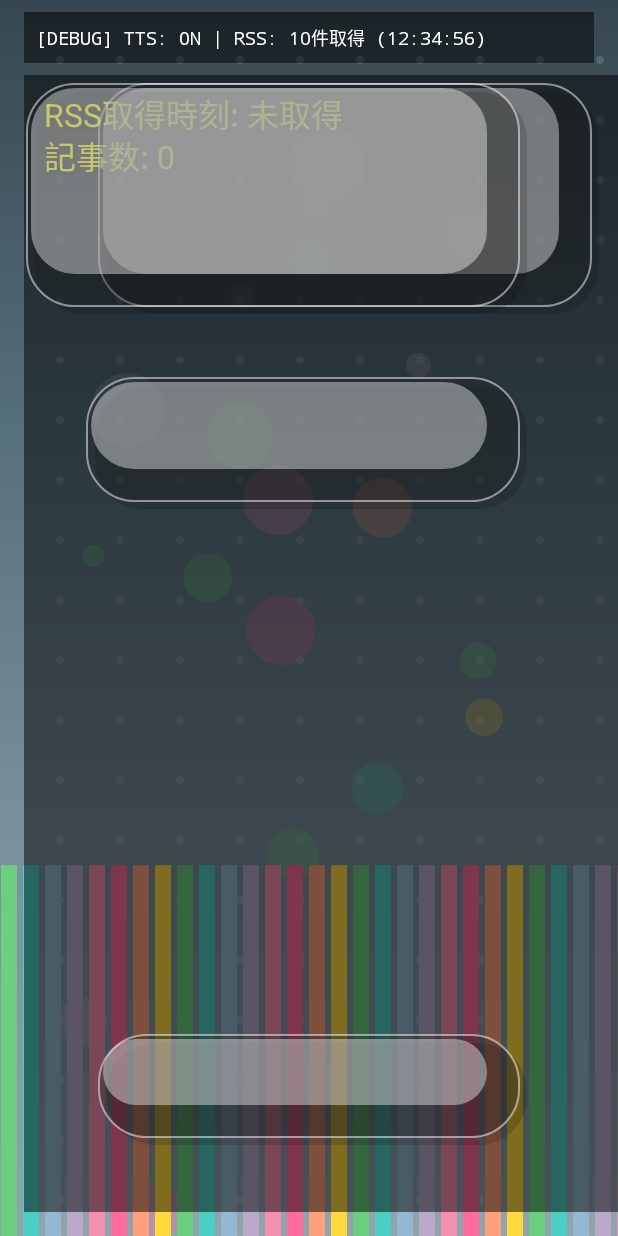
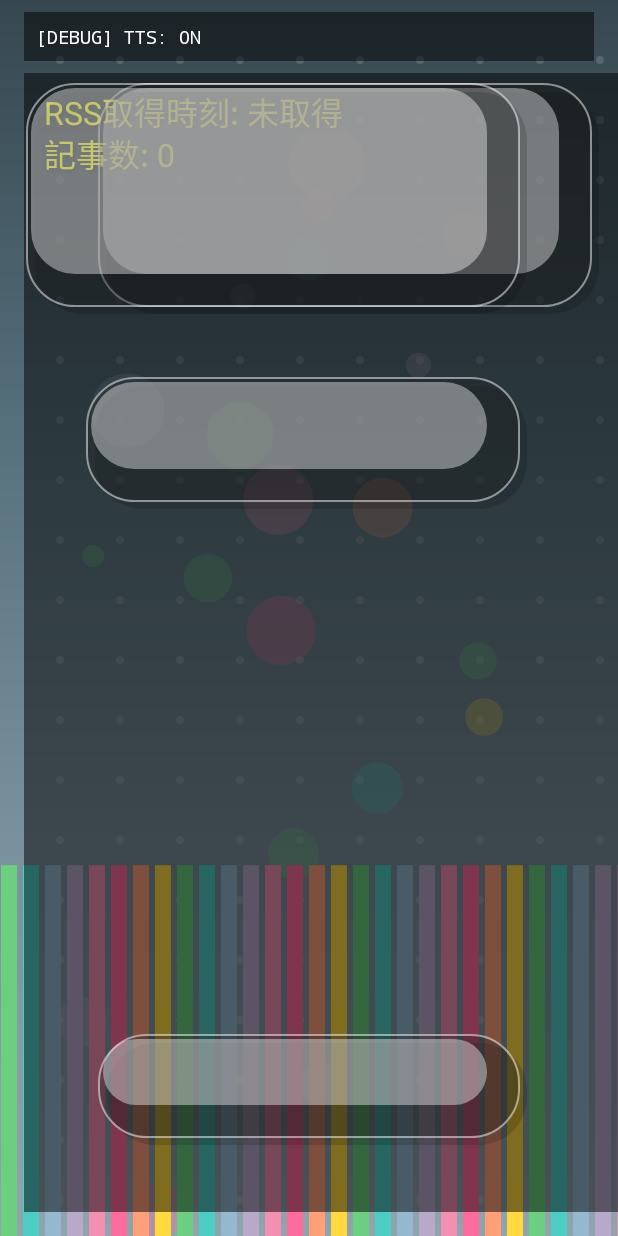
Before and after one commit to tinygc/Asachiru, an Android app: the layout activity_main.xml on its own in the app's theme, with its tools: preview values and no code run, on a phone screen of 412 x 824 dp. Run offline under Robolectric (Android 15) with nearby library versions, the phone set to English and light mode, and no system bars.

```diff
--- a/app/src/main/res/layout/activity_main.xml
+++ b/app/src/main/res/layout/activity_main.xml
@@ -63,7 +63,7 @@
         app:layout_constraintEnd_toEndOf="parent"
         app:layout_constraintStart_toStartOf="parent"
         app:layout_constraintTop_toTopOf="parent"
-        tools:text="[DEBUG] TTS: ON | RSS: 10件取得 (12:34:56)"
+        tools:text="[DEBUG] TTS: ON"
         tools:visibility="visible" />
 
     <!-- ニュースデバッグビュー（DEBUG BUILD時のみ表示） -->
```
Also changed, not shown: app/src/main/java/com/tinygc/asachiru/presentation/main/MainActivity.kt (+3 -19 lines).
